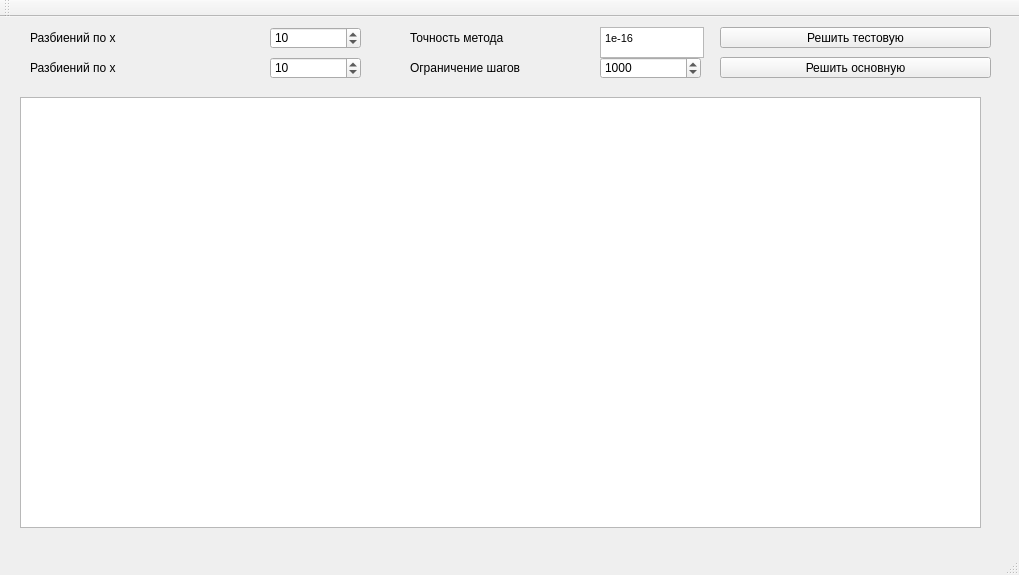
Qt form mainwindow.ui (morkovka1337/NMs2_Iter_method) before a commit.
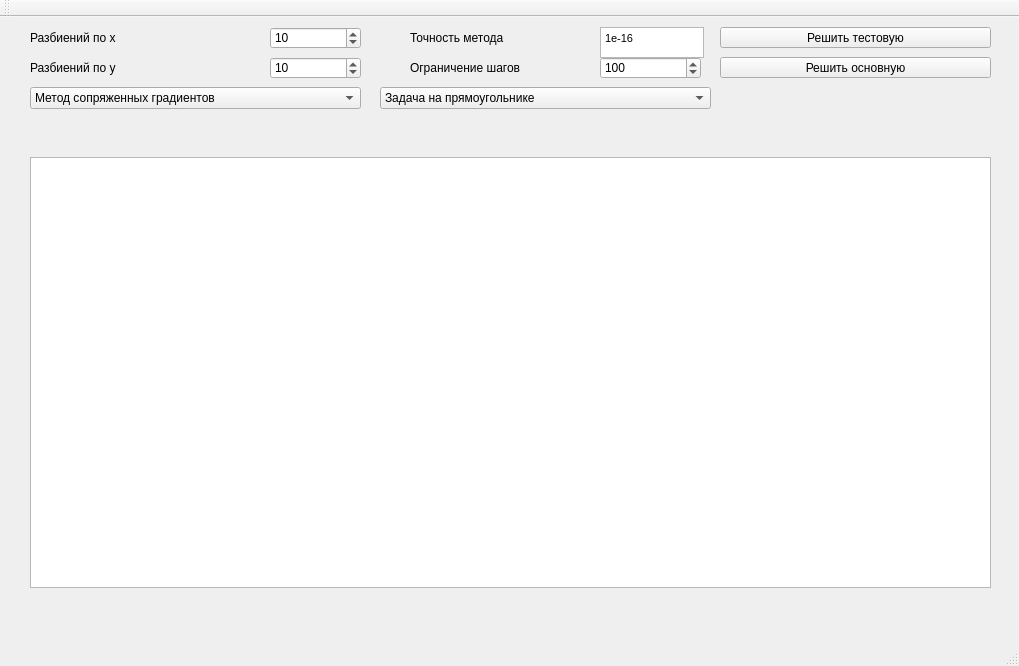
The same form after that commit.

The edit to the form file:
```diff
--- a/mainwindow.ui
+++ b/mainwindow.ui
@@ -7,7 +7,7 @@
     <x>0</x>
     <y>0</y>
     <width>1019</width>
-    <height>575</height>
+    <height>666</height>
    </rect>
   </property>
   <property name="windowTitle">
@@ -88,7 +88,7 @@
      </rect>
     </property>
     <property name="text">
-     <string>Разбиений по х</string>
+     <string>Разбиений по y</string>
     </property>
    </widget>
    <widget class="QTextEdit" name="textEdit">
@@ -150,7 +150,7 @@
      <number>1000000</number>
     </property>
     <property name="value">
-     <number>1000</number>
+     <number>100</number>
     </property>
    </widget>
    <widget class="QPushButton" name="pushButton_2">
@@ -169,13 +169,53 @@
    <widget class="QTableWidget" name="tableWidget">
     <property name="geometry">
      <rect>
-      <x>20</x>
-      <y>80</y>
+      <x>30</x>
+      <y>140</y>
       <width>961</width>
       <height>431</height>
      </rect>
     </property>
    </widget>
+   <widget class="QComboBox" name="comboBox">
+    <property name="geometry">
+     <rect>
+      <x>30</x>
+      <y>70</y>
+      <width>331</width>
+      <height>22</height>
+     </rect>
+    </property>
+    <item>
+     <property name="text">
+      <string>Метод сопряженных градиентов</string>
+     </property>
+    </item>
+    <item>
+     <property name="text">
+      <string>Метод Зейделя</string>
+     </property>
+    </item>
+   </widget>
+   <widget class="QComboBox" name="comboBox_2">
+    <property name="geometry">
+     <rect>
+      <x>380</x>
+      <y>70</y>
+      <width>331</width>
+      <height>22</height>
+     </rect>
+    </property>
+    <item>
+     <property name="text">
+      <string>Задача на прямоугольнике</string>
+     </property>
+    </item>
+    <item>
+     <property name="text">
+      <string>Задача на вырезанном прямоугольнике</string>
+     </property>
+    </item>
+   </widget>
   </widget>
   <widget class="QMenuBar" name="menuBar">
    <property name="geometry">
```
Left out of the diff: 2 changed lines with no effect on the pictures.
